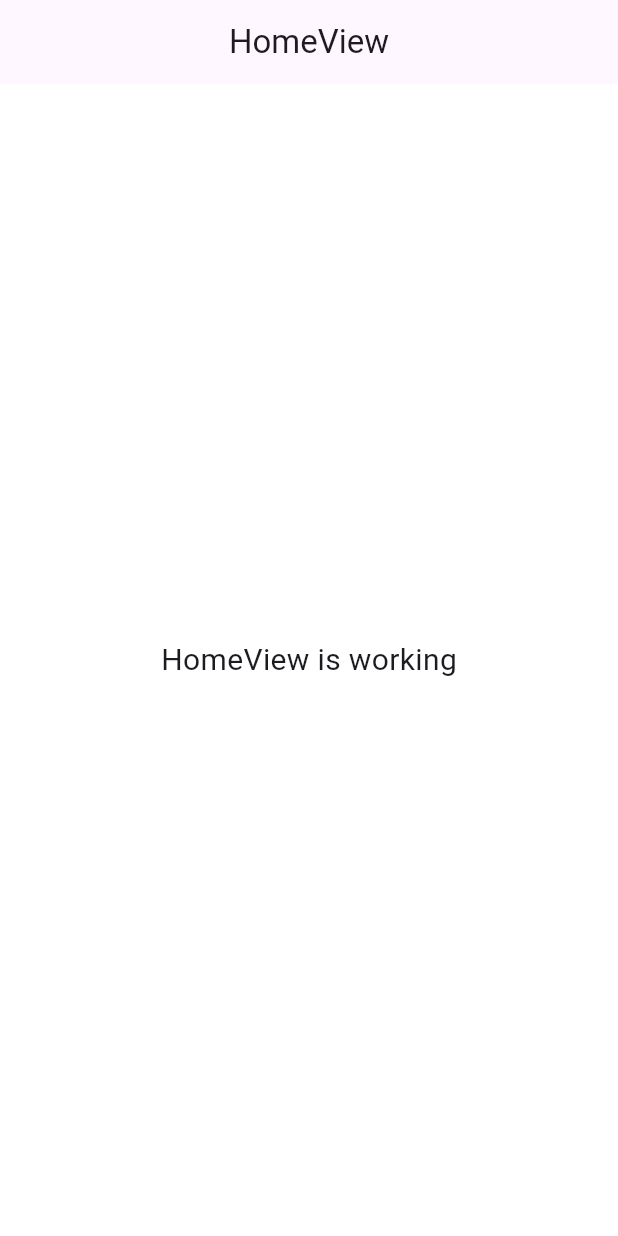
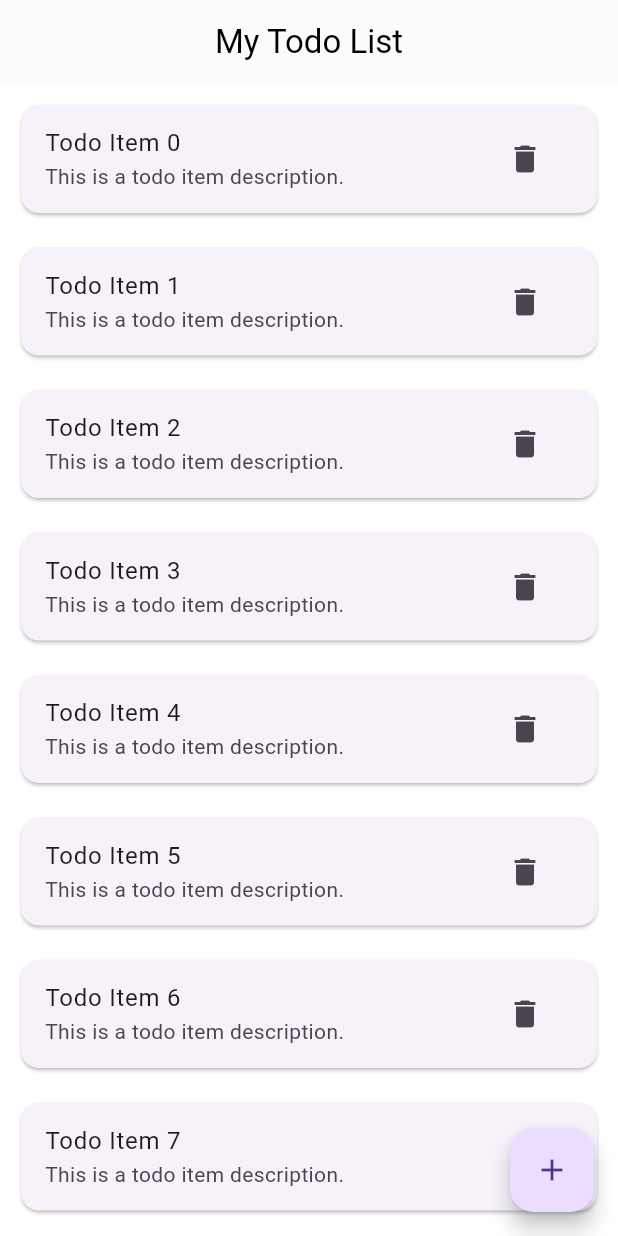
Before and after one commit to RezaHeidary/todo, a Flutter app: the screen it shows after launch, on a phone screen of 412 x 824 dp. Run offline on Flutter 3.47's test engine with Material 3 defaults, Android fonts, the phone set to English and light mode, and no system bars; our stand-ins replace get.

Commit message:
add home ui

```diff
--- a/lib/app/core/theme.dart
+++ b/lib/app/core/theme.dart
@@ -3,6 +3,11 @@ import 'package:flutter/material.dart';
 class Themes {
   static final lightTheme = ThemeData(
     scaffoldBackgroundColor: Colors.white,
+    appBarTheme: const AppBarTheme(
+      backgroundColor: Colors.white,
+      foregroundColor: Colors.black,
+      elevation: .5,
+    ),
     primarySwatch: Colors.blue);
 
 
--- a/lib/app/modules/home/views/home_view.dart
+++ b/lib/app/modules/home/views/home_view.dart
@@ -9,15 +9,31 @@ class HomeView extends GetView<HomeController> {
   @override
   Widget build(BuildContext context) {
     return Scaffold(
-      appBar: AppBar(
-        title: const Text('HomeView'),
-        centerTitle: true,
+      appBar: AppBar(title: const Text('My Todo List'), centerTitle: true),
+      body: ListView.builder(
+        itemCount: 10,
+        itemBuilder: (context, index) => Padding(
+          padding:  EdgeInsets.only(right: 10.0,left: 10.0,top: 10, bottom: index==9?60:5),
+          child: Card(
+
+            child: ListTile(
+              title: Text('Todo Item $index'),
+              subtitle: const Text('This is a todo item description.'),
+              trailing: IconButton(
+                icon: const Icon(Icons.delete),
+                onPressed: () {
+                  // Handle delete action
+                },
+              ),
+            ),
+          ),
+        ),
       ),
-      body: const Center(
-        child: Text(
-          'HomeView is working',
-          style: TextStyle(fontSize: 20),
-        ),
+      floatingActionButton: FloatingActionButton(
+        onPressed: () {
+          // Handle add action
+        },
+        child: const Icon(Icons.add),
       ),
     );
   }
--- a/lib/app/routes/app_pages.dart
+++ b/lib/app/routes/app_pages.dart
@@ -1,5 +1,7 @@
 import 'package:get/get.dart';
 
+import '../modules/add_and_edit/bindings/add_and_edit_binding.dart';
+import '../modules/add_and_edit/views/add_and_edit_view.dart';
 import '../modules/home/bindings/home_binding.dart';
 import '../modules/home/views/home_view.dart';
 
@@ -16,5 +18,10 @@ class AppPages {
       page: () => const HomeView(),
       binding: HomeBinding(),
     ),
+    GetPage(
+      name: _Paths.ADD_AND_EDIT,
+      page: () => const AddAndEditView(),
+      binding: AddAndEditBinding(),
+    ),
   ];
 }
--- a/lib/app/routes/app_routes.dart
+++ b/lib/app/routes/app_routes.dart
@@ -4,9 +4,11 @@ part of 'app_pages.dart';
 abstract class Routes {
   Routes._();
   static const HOME = _Paths.HOME;
+  static const ADD_AND_EDIT = _Paths.ADD_AND_EDIT;
 }
 
 abstract class _Paths {
   _Paths._();
   static const HOME = '/home';
+  static const ADD_AND_EDIT = '/add-and-edit';
 }
```
Also changed, not shown: lib/app/modules/add_and_edit/bindings/add_and_edit_binding.dart (added, +12 -0 lines), lib/app/modules/add_and_edit/controllers/add_and_edit_controller.dart (added, +23 -0 lines), lib/app/modules/add_and_edit/views/add_and_edit_view.dart (added, +24 -0 lines).
